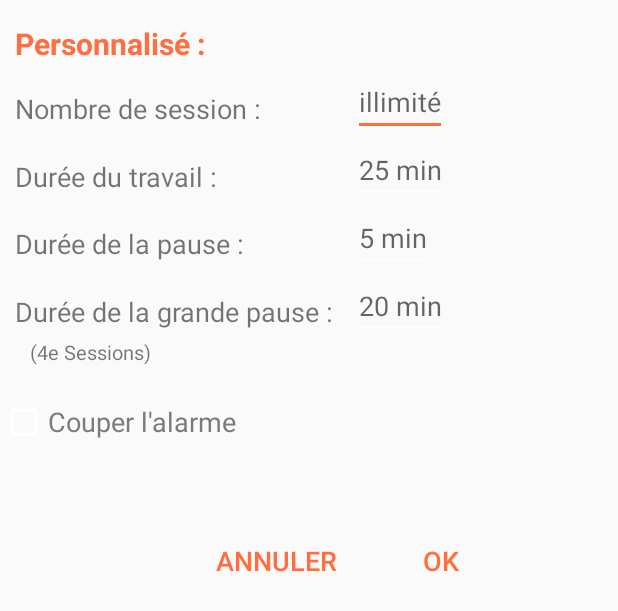
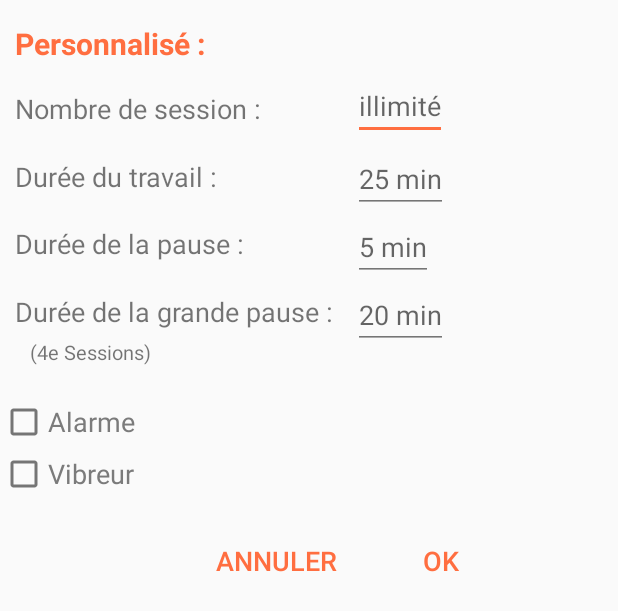
Before and after one commit to dblasko/Productiv-Head-PTUT-IUT, an Android app: the layout layout_dialog.xml on its own in the app's theme, with its tools: preview values and no code run, on a phone screen of 412 x 824 dp. Shown: the top 611 px of the screen. Run offline under Robolectric (Android 15) with nearby library versions, the phone set to English and light mode, and no system bars.

Commit message:
modif faites

```diff
--- a/app/src/main/AndroidManifest.xml
+++ b/app/src/main/AndroidManifest.xml
@@ -6,6 +6,8 @@
     <uses-permission android:name="android.permission.CHANGE_WIFI_STATE" />
     <uses-permission android:name="android.permission.MODIFY_AUDIO_SETTINGS" />
     <uses-permission android:name="android.permission.ACCESS_NOTIFICATION_POLICY" />
+
+    <uses-permission android:name="android.permission.VIBRATE" />
 
     <application
         android:allowBackup="false"
--- a/app/src/main/res/layout/layout_dialog.xml
+++ b/app/src/main/res/layout/layout_dialog.xml
@@ -26,7 +26,7 @@
         android:layout_width="wrap_content"
         android:layout_height="wrap_content"
         android:layout_marginLeft="235dp"
-        android:layout_marginTop="45dp"
+        android:layout_marginTop="48dp"
         android:hint="illimité"
         android:inputType="number"
         android:maxLength="3"/>
@@ -44,6 +44,7 @@
         android:layout_width="wrap_content"
         android:layout_height="wrap_content"
         android:layout_marginLeft="235dp"
+        android:layout_marginTop="3dp"
         android:layout_below="@+id/edit_nbSession"
         android:hint="25 min"
         android:inputType="number"
@@ -124,12 +125,21 @@
         android:layout_width="wrap_content"
         android:layout_height="wrap_content"
         android:layout_marginTop="265dp"
-        android:text="Couper l'alarme"
+        android:text="Alarme"
         android:typeface="sans"
         android:textSize="18dp"
-        android:textColor="#7b7b7b"
-        >
+        android:textColor="#7b7b7b">
+    </CheckBox>
 
+    <CheckBox
+        android:id="@+id/checkboxVibreur"
+        android:layout_width="wrap_content"
+        android:layout_height="wrap_content"
+        android:layout_marginTop="300dp"
+        android:text="Vibreur"
+        android:typeface="sans"
+        android:textSize="18dp"
+        android:textColor="#7b7b7b">
     </CheckBox>
 
 
--- a/app/src/main/res/values/colors.xml
+++ b/app/src/main/res/values/colors.xml
@@ -6,7 +6,7 @@
     <color name="colorAccent">#ff6e40</color>
     <color name="grey">#E6EBEB</color>
     <color name="darkgrey">#757575</color>
-    <color name="colorControlNormal">#FFFF</color>
+    <color name="colorControlNormal">#757575</color>
     <color name="yellowDark">#c8b700</color>
     <color name="backgroundcolor">#2CC5BFA2</color>
     <color name="colorTimer">#FFEB3B</color>
```
Also changed, not shown: app/src/main/java/com/dblasko/productivhead/Timer/TimerActivity.java (+54 -81 lines).
